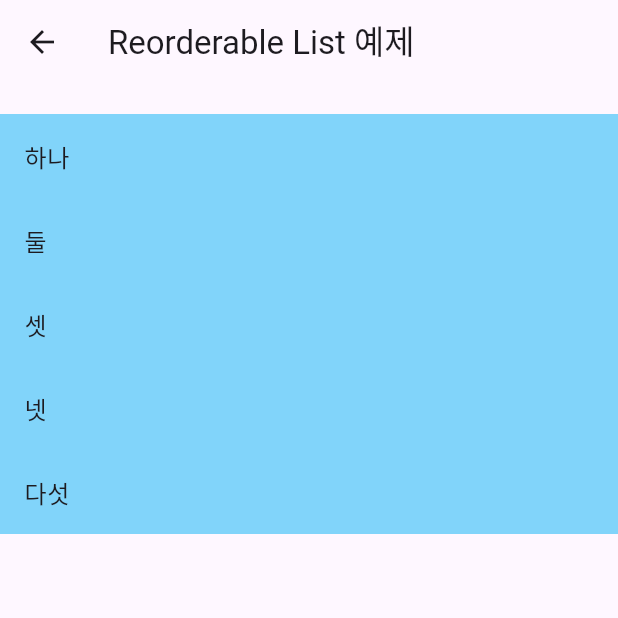
After one commit to kga9002/counter_app, a Flutter app: the ReorderableWidget screen opened directly, on a phone screen of 412 x 824 dp, the top half of it. The commit adds this screen. Run offline on Flutter 3.47's test engine with Material 3 defaults, Android fonts, the phone set to English and light mode, and no system bars.

Commit message:
[UPDATE] view 강의

```diff
--- a/lib/day13/view/dismissible.dart
+++ b/lib/day13/view/dismissible.dart
@@ -14,7 +14,7 @@ class DismissibleWidget extends StatelessWidget {
         //   return showDialog(context: context, builder: (context) {});
         // },
         onDismissed: (direction) {
-          print(direction);
+          print("deleted");
         },
       ),
     );
--- /dev/null
+++ b/lib/day13/view/reorderable.dart
@@ -0,0 +1,39 @@
+import 'package:flutter/material.dart';
+
+void main() {
+  runApp(MaterialApp(home: ReorderableWidget()));
+}
+
+class ReorderableWidget extends StatefulWidget {
+  @override
+  State<ReorderableWidget> createState() => _ReorderableWidgetState();
+}
+
+class _ReorderableWidgetState extends State<ReorderableWidget> {
+  List<String> items = ['하나', '둘', '셋', '넷', '다섯'];
+
+  @override
+  Widget build(BuildContext context) {
+    return Scaffold(
+      appBar: AppBar(title: const Text("Reorderable List 예제")),
+      body: ReorderableListView(
+        padding: const EdgeInsets.symmetric(vertical: 20),
+        children: List.generate(
+          items.length,
+          (index) => ListTile(
+            key: ValueKey(items[index]), // 꼭 있어야 함!
+            title: Text(items[index]),
+            tileColor: Colors.lightBlue[200],
+          ),
+        ),
+        onReorder: (oldIndex, newIndex) {
+          setState(() {
+            if (oldIndex < newIndex) newIndex -= 1;
+            final item = items.removeAt(oldIndex);
+            items.insert(newIndex, item);
+          });
+        },
+      ),
+    );
+  }
+}
```
Also changed, not shown: lib/day13/view/main.dart (+10 -0 lines).
